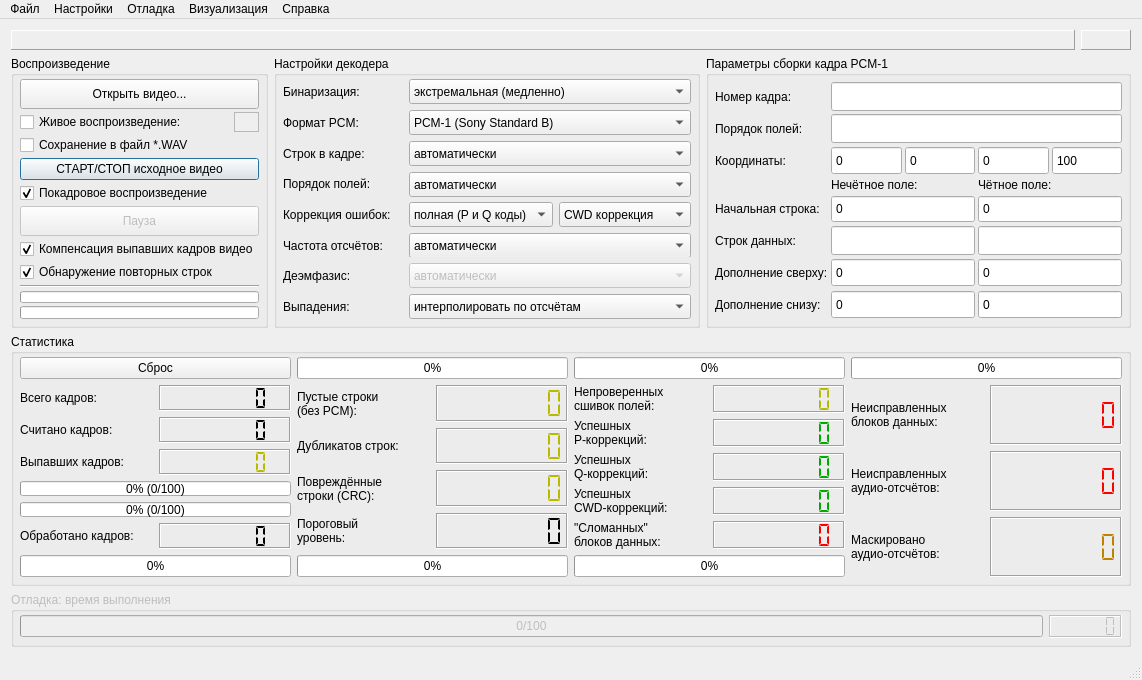
Fagear/SDVPCMdecoder, file mainwindow.ui: the form before one commit.
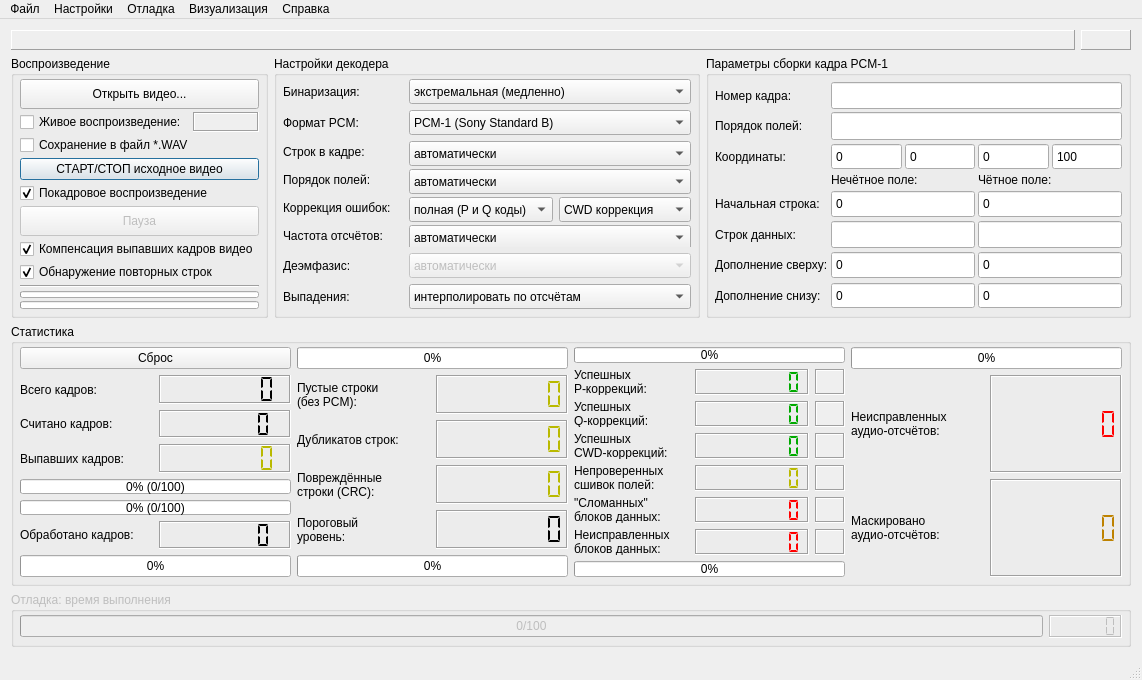
The form after the commit. The open tabs and pages were chosen to show the change. Icons and pictures are not drawn.

Commit message:
Added event indicators in GUI
Added "LEDs" to the main window for events such as corrections, bad blocks, dropouts, etc.

Diff of the .ui file:
```diff
--- a/mainwindow.ui
+++ b/mainwindow.ui
@@ -188,9 +188,9 @@
             </widget>
            </item>
            <item>
-            <widget class="QLabel" name="lblLivePB">
+            <widget class="QLabel" name="indLivePB">
              <property name="sizePolicy">
-              <sizepolicy hsizetype="Fixed" vsizetype="Fixed">
+              <sizepolicy hsizetype="Minimum" vsizetype="Fixed">
                <horstretch>25</horstretch>
                <verstretch>20</verstretch>
               </sizepolicy>
@@ -211,22 +211,13 @@
               <bool>true</bool>
              </property>
              <property name="frameShape">
-              <enum>QFrame::StyledPanel</enum>
+              <enum>QFrame::Box</enum>
              </property>
              <property name="frameShadow">
-              <enum>QFrame::Plain</enum>
-             </property>
-             <property name="lineWidth">
-              <number>2</number>
-             </property>
-             <property name="midLineWidth">
-              <number>2</number>
+              <enum>QFrame::Sunken</enum>
              </property>
              <property name="text">
-              <string/>
-             </property>
-             <property name="alignment">
-              <set>Qt::AlignCenter</set>
+              <string notr="true"/>
              </property>
             </widget>
            </item>
@@ -287,7 +278,7 @@
          <item>
           <widget class="QCheckBox" name="cbxFrameStep">
            <property name="sizePolicy">
-            <sizepolicy hsizetype="Minimum" vsizetype="Minimum">
+            <sizepolicy hsizetype="Minimum" vsizetype="Maximum">
              <horstretch>0</horstretch>
              <verstretch>0</verstretch>
             </sizepolicy>
@@ -2071,7 +2062,7 @@
          <enum>QFrame::Plain</enum>
         </property>
         <property name="currentIndex">
-         <number>3</number>
+         <number>0</number>
         </property>
         <widget class="QWidget" name="pgPCM1Frame">
          <layout class="QVBoxLayout" name="verticalLayout_9">
@@ -5452,16 +5443,112 @@
        </item>
        <item>
         <layout class="QGridLayout" name="gridLayout_9">
-         <item row="1" column="2">
-          <widget class="QLCDNumber" name="lcdBadStitch">
+         <item row="5" column="3">
+          <widget class="QLabel" name="indCWDCorr">
+           <property name="sizePolicy">
+            <sizepolicy hsizetype="Maximum" vsizetype="Minimum">
+             <horstretch>0</horstretch>
+             <verstretch>0</verstretch>
+            </sizepolicy>
+           </property>
+           <property name="minimumSize">
+            <size>
+             <width>30</width>
+             <height>0</height>
+            </size>
+           </property>
+           <property name="maximumSize">
+            <size>
+             <width>30</width>
+             <height>16777215</height>
+            </size>
+           </property>
+           <property name="autoFillBackground">
+            <bool>true</bool>
+           </property>
+           <property name="frameShape">
+            <enum>QFrame::Box</enum>
+           </property>
+           <property name="frameShadow">
+            <enum>QFrame::Sunken</enum>
+           </property>
+          </widget>
+         </item>
+         <item row="4" column="3">
+          <widget class="QLabel" name="indQCorr">
+           <property name="sizePolicy">
+            <sizepolicy hsizetype="Maximum" vsizetype="Minimum">
+             <horstretch>0</horstretch>
+             <verstretch>0</verstretch>
+            </sizepolicy>
+           </property>
+           <property name="minimumSize">
+            <size>
+             <width>30</width>
+             <height>0</height>
+            </size>
+           </property>
+           <property name="maximumSize">
+            <size>
+             <width>30</width>
+             <height>16777215</height>
+            </size>
+           </property>
+           <property name="autoFillBackground">
+            <bool>true</bool>
+           </property>
+           <property name="frameShape">
+            <enum>QFrame::Box</enum>
+           </property>
+           <property name="frameShadow">
+            <enum>QFrame::Sunken</enum>
+           </property>
+           <property name="text">
+            <string notr="true"/>
+           </property>
+          </widget>
+         </item>
+         <item row="7" column="3">
+          <widget class="QLabel" name="indBroken">
+           <property name="sizePolicy">
+            <sizepolicy hsizetype="Maximum" vsizetype="Minimum">
+             <horstretch>0</horstretch>
+             <verstretch>0</verstretch>
+            </sizepolicy>
+           </property>
+           <property name="minimumSize">
+            <size>
+             <width>30</width>
+             <height>0</height>
+            </size>
+           </property>
+           <property name="maximumSize">
+            <size>
+             <width>30</width>
+             <height>16777215</height>
+            </size>
+           </property>
+           <property name="autoFillBackground">
+            <bool>true</bool>
+           </property>
+           <property name="frameShape">
+            <enum>QFrame::Box</enum>
+           </property>
+           <property name="frameShadow">
+            <enum>QFrame::Sunken</enum>
+           </property>
+          </widget>
+         </item>
+         <item row="8" column="2">
+          <widget class="QLCDNumber" name="lcdDropout">
            <property name="palette">
             <palette>
              <active>
               <colorrole role="WindowText">
                <brush brushstyle="SolidPattern">
                 <color alpha="255">
-                 <red>185</red>
-                 <green>185</green>
+                 <red>255</red>
+                 <green>0</green>
                  <blue>0</blue>
                 </color>
                </brush>
@@ -5471,8 +5558,8 @@
               <colorrole role="WindowText">
                <brush brushstyle="SolidPattern">
                 <color alpha="255">
-                 <red>185</red>
-                 <green>185</green>
+                 <red>255</red>
+                 <green>0</green>
                  <blue>0</blue>
                 </color>
                </brush>
@@ -5482,9 +5569,9 @@
               <colorrole role="WindowText">
                <brush brushstyle="SolidPattern">
                 <color alpha="255">
-                 <red>120</red>
-                 <green>120</green>
-                 <blue>120</blue>
+                 <red>210</red>
+                 <green>210</green>
+                 <blue>210</blue>
                 </color>
                </brush>
               </colorrole>
@@ -5492,10 +5579,10 @@
             </palette>
            </property>
            <property name="toolTip">
-            <string>Число сшивок полей, на которых не удалось проверить корректность сборки блоков данных</string>
+            <string>Число блоков данных, которые невозможно восстановить кодами P и Q</string>
            </property>
            <property name="statusTip">
-            <string>Число сшивок полей, на которых не удалось проверить корректность сборки блоков данных</string>
+            <string>Число блоков данных, которые невозможно восстановить кодами P и Q</string>
            </property>
            <property name="frameShadow">
             <enum>QFrame::Sunken</enum>
@@ -5508,6 +5595,25 @@
            </property>
           </widget>
          </item>
+         <item row="9" column="1" colspan="3">
+          <widget class="QProgressBar" name="pgrDeintTime">
+           <property name="sizePolicy">
+            <sizepolicy hsizetype="Minimum" vsizetype="Maximum">
+             <horstretch>0</horstretch>
+             <verstretch>0</verstretch>
+            </sizepolicy>
+           </property>
+           <property name="value">
+            <number>0</number>
+           </property>
+           <property name="alignment">
+            <set>Qt::AlignCenter</set>
+           </property>
+           <property name="format">
+            <string notr="true">%p%</string>
+           </property>
+          </widget>
+         </item>
          <item row="3" column="2">
           <widget class="QLCDNumber" name="lcdPCorr">
            <property name="palette">
@@ -5564,11 +5670,8 @@
            </property>
           </widget>
          </item>
-         <item row="4" column="2">
-          <widget class="QLCDNumber" name="lcdQCorr">
-           <property name="enabled">
-            <bool>true</bool>
-           </property>
+         <item row="5" column="2">
+          <widget class="QLCDNumber" name="lcdCWDCorr">
            <property name="palette">
             <palette>
              <active>
@@ -5597,9 +5700,9 @@
               <colorrole role="WindowText">
                <brush brushstyle="SolidPattern">
                 <color alpha="255">
-                 <red>210</red>
-                 <green>210</green>
-                 <blue>210</blue>
+                 <red>120</red>
+                 <green>120</green>
+                 <blue>120</blue>
                 </color>
                </brush>
               </colorrole>
@@ -5607,10 +5710,10 @@
             </palette>
            </property>
            <property name="toolTip">
-            <string>Число блоков данных, в которых успешно исправлена двойная ошибка</string>
+            <string>Число блоков данных, в которых успешно исправлены ошибки с помощью Cross-Word Decoding</string>
            </property>
            <property name="statusTip">
-            <string>Число блоков данных, в которых успешно исправлена двойная ошибка</string>
+            <string>Число блоков данных, в которых успешно исправлены ошибки с помощью Cross-Word Decoding</string>
            </property>
            <property name="frameShadow">
             <enum>QFrame::Sunken</enum>
@@ -5623,90 +5726,6 @@
            </property>
           </widget>
          </item>
-         <item row="6" column="2">
-          <widget class="QLCDNumber" name="lcdBroken">
-           <property name="palette">
-            <palette>
-             <active>
-              <colorrole role="WindowText">
-               <brush brushstyle="SolidPattern">
-                <color alpha="255">
-                 <red>255</red>
-                 <green>0</green>
-                 <blue>0</blue>
-                </color>
-               </brush>
-              </colorrole>
-             </active>
-             <inactive>
-              <colorrole role="WindowText">
-               <brush brushstyle="SolidPattern">
-                <color alpha="255">
-                 <red>255</red>
-                 <green>0</green>
-                 <blue>0</blue>
-                </color>
-               </brush>
-              </colorrole>
-             </inactive>
-             <disabled>
-              <colorrole role="WindowText">
-               <brush brushstyle="SolidPattern">
-                <color alpha="255">
-                 <red>210</red>
-                 <green>210</green>
-                 <blue>210</blue>
-                </color>
-               </brush>
-              </colorrole>
-             </disabled>
-            </palette>
-           </property>
-           <property name="toolTip">
-            <string>Число блоков данных, не имеющих ошибок по CRC, но не прошедшие проверку по P и Q словам</string>
-           </property>
-           <property name="statusTip">
-            <string>Число блоков данных, не имеющих ошибок по CRC, но не прошедшие проверку по P и Q словам</string>
-           </property>
-           <property name="frameShadow">
-            <enum>QFrame::Sunken</enum>
-           </property>
-           <property name="digitCount">
-            <number>8</number>
-           </property>
-           <property name="segmentStyle">
-            <enum>QLCDNumber::Flat</enum>
-           </property>
-          </widget>
-         </item>
-         <item row="1" column="1">
-          <widget class="QLabel" name="lblBadStitch">
-           <property name="toolTip">
-            <string>Число сшивок полей, на которых не удалось проверить корректность сборки блоков данных</string>
-           </property>
-           <property name="statusTip">
-            <string>Число сшивок полей, на которых не удалось проверить корректность сборки блоков данных</string>
-           </property>
-           <property name="text">
-            <string>Непроверенных
-сшивок полей:</string>
-           </property>
-          </widget>
-         </item>
-         <item row="3" column="1">
-          <widget class="QLabel" name="lblPCorr">
-           <property name="toolTip">
-            <string>Число блоков данных, в которых успешно исправлена одиночная ошибка</string>
-           </property>
-           <property name="statusTip">
-            <string>Число блоков данных, в которых успешно исправлена одиночная ошибка</string>
-           </property>
-           <property name="text">
-            <string>Успешных
-P-коррекций:</string>
-           </property>
-          </widget>
-         </item>
          <item row="4" column="1">
           <widget class="QLabel" name="lblQCorr">
            <property name="toolTip">
@@ -5721,24 +5740,7 @@
            </property>
           </widget>
          </item>
-         <item row="6" column="1">
-          <widget class="QLabel" name="lblBroken">
-           <property name="toolTip">
-            <string>Число блоков данных, не имеющих ошибок по CRC, но не прошедшие проверку по P и Q словам</string>
-           </property>
-           <property name="statusTip">
-            <string>Число блоков данных, не имеющих ошибок по CRC, но не прошедшие проверку по P и Q словам</string>
-           </property>
-           <property name="text">
-            <string>&quot;Сломанных&quot;
-блоков данных:</string>
-           </property>
-           <property name="wordWrap">
-            <bool>true</bool>
-           </property>
-          </widget>
-         </item>
-         <item row="0" column="1" colspan="2">
+         <item row="0" column="1" colspan="3">
           <widget class="QProgressBar" name="pgrLineBuf">
            <property name="sizePolicy">
             <sizepolicy hsizetype="Minimum" vsizetype="Maximum">
@@ -5763,81 +5765,6 @@
            </property>
           </widget>
          </item>
-         <item row="7" column="1" colspan="2">
-          <widget class="QProgressBar" name="pgrDeintTime">
-           <property name="sizePolicy">
-            <sizepolicy hsizetype="Minimum" vsizetype="Maximum">
-             <horstretch>0</horstretch>
-             <verstretch>0</verstretch>
-            </sizepolicy>
-           </property>
-           <property name="value">
-            <number>0</number>
-           </property>
-           <property name="alignment">
-            <set>Qt::AlignCenter</set>
-           </property>
-           <property name="format">
-            <string notr="true">%p%</string>
-           </property>
-          </widget>
-         </item>
-         <item row="5" column="2">
-          <widget class="QLCDNumber" name="lcdCWDCorr">
-           <property name="palette">
-            <palette>
-             <active>
-              <colorrole role="WindowText">
-               <brush brushstyle="SolidPattern">
-                <color alpha="255">
-                 <red>0</red>
-                 <green>170</green>
-                 <blue>0</blue>
-                </color>
-               </brush>
-              </colorrole>
-             </active>
-             <inactive>
-              <colorrole role="WindowText">
-               <brush brushstyle="SolidPattern">
-                <color alpha="255">
-                 <red>0</red>
-                 <green>170</green>
-                 <blue>0</blue>
-                </color>
-               </brush>
-              </colorrole>
-             </inactive>
-             <disabled>
-              <colorrole role="WindowText">
-               <brush brushstyle="SolidPattern">
-                <color alpha="255">
-                 <red>120</red>
-                 <green>120</green>
-                 <blue>120</blue>
-                </color>
-               </brush>
-              </colorrole>
-             </disabled>
-            </palette>
-           </property>
-           <property name="toolTip">
-            <string>Число блоков данных, в которых успешно исправлены ошибки с помощью Cross-Word Decoding</string>
-           </property>
-           <property name="statusTip">
-            <string>Число блоков данных, в которых успешно исправлены ошибки с помощью Cross-Word Decoding</string>
-           </property>
-           <property name="frameShadow">
-            <enum>QFrame::Sunken</enum>
-           </property>
-           <property name="digitCount">
-            <number>8</number>
-           </property>
-           <property name="segmentStyle">
-            <enum>QLCDNumber::Flat</enum>
-           </property>
-          </widget>
-         </item>
          <item row="5" column="1">
           <widget class="QLabel" name="lblCWDCorr">
            <property name="toolTip">
@@ -5852,68 +5779,353 @@
            </property>
           </widget>
          </item>
+         <item row="8" column="1">
+          <widget class="QLabel" name="lblDropout">
+           <property name="toolTip">
+            <string>Число блоков данных, которые невозможно восстановить кодами P и Q</string>
+           </property>
+           <property name="statusTip">
+            <string>Число блоков данных, которые невозможно восстановить кодами P и Q</string>
+           </property>
+           <property name="text">
+            <string>Неисправленных
+блоков данных:</string>
+           </property>
+           <property name="wordWrap">
+            <bool>true</bool>
+           </property>
+          </widget>
+         </item>
+         <item row="8" column="3">
+          <widget class="QLabel" name="indDropout">
+           <property name="sizePolicy">
+            <sizepolicy hsizetype="Maximum" vsizetype="Minimum">
+             <horstretch>0</horstretch>
+             <verstretch>0</verstretch>
+            </sizepolicy>
+           </property>
+           <property name="minimumSize">
+            <size>
+             <width>30</width>
+             <height>0</height>
+            </size>
+           </property>
+           <property name="maximumSize">
+            <size>
+             <width>30</width>
+             <height>16777215</height>
+            </size>
+           </property>
+           <property name="autoFillBackground">
+            <bool>true</bool>
+           </property>
+           <property name="frameShape">
+            <enum>QFrame::Box</enum>
+           </property>
+           <property name="frameShadow">
+            <enum>QFrame::Sunken</enum>
+           </property>
+           <property name="text">
+            <string notr="true"/>
+           </property>
+          </widget>
+         </item>
+         <item row="3" column="1">
+          <widget class="QLabel" name="lblPCorr">
+           <property name="toolTip">
+            <string>Число блоков данных, в которых успешно исправлена одиночная ошибка</string>
+           </property>
+           <property name="statusTip">
+            <string>Число блоков данных, в которых успешно исправлена одиночная ошибка</string>
+           </property>
+           <property name="text">
+            <string>Успешных
+P-коррекций:</string>
+           </property>
+          </widget>
+         </item>
+         <item row="7" column="1">
+          <widget class="QLabel" name="lblBroken">
+           <property name="toolTip">
+            <string>Число блоков данных, не имеющих ошибок по CRC, но не прошедшие проверку по P и Q словам</string>
+           </property>
+           <property name="statusTip">
+            <string>Число блоков данных, не имеющих ошибок по CRC, но не прошедшие проверку по P и Q словам</string>
+           </property>
+           <property name="text">
+            <string>&quot;Сломанных&quot;
+блоков данных:</string>
+           </property>
+           <property name="wordWrap">
+            <bool>true</bool>
+           </property>
+          </widget>
+         </item>
+         <item row="3" column="3">
+          <widget class="QLabel" name="indPCorr">
+           <property name="sizePolicy">
+            <sizepolicy hsizetype="Maximum" vsizetype="Minimum">
+             <horstretch>0</horstretch>
+             <verstretch>0</verstretch>
+            </sizepolicy>
+           </property>
+           <property name="minimumSize">
+            <size>
+             <width>30</width>
+             <height>0</height>
+            </size>
+           </property>
+           <property name="maximumSize">
+            <size>
+             <width>30</width>
+             <height>16777215</height>
+            </size>
+           </property>
+           <property name="autoFillBackground">
+            <bool>true</bool>
+           </property>
+           <property name="frameShape">
+            <enum>QFrame::Box</enum>
+           </property>
+           <property name="frameShadow">
+            <enum>QFrame::Sunken</enum>
+           </property>
+           <property name="text">
+            <string notr="true"/>
+           </property>
+          </widget>
+         </item>
+         <item row="7" column="2">
+          <widget class="QLCDNumber" name="lcdBroken">
+           <property name="palette">
+            <palette>
+             <active>
+              <colorrole role="WindowText">
+               <brush brushstyle="SolidPattern">
+                <color alpha="255">
+                 <red>255</red>
+                 <green>0</green>
+                 <blue>0</blue>
+                </color>
+               </brush>
+              </colorrole>
+             </active>
+             <inactive>
+              <colorrole role="WindowText">
+               <brush brushstyle="SolidPattern">
+                <color alpha="255">
+                 <red>255</red>
+                 <green>0</green>
+                 <blue>0</blue>
+                </color>
+               </brush>
+              </colorrole>
+             </inactive>
+             <disabled>
+              <colorrole role="WindowText">
+               <brush brushstyle="SolidPattern">
+                <color alpha="255">
+                 <red>210</red>
+                 <green>210</green>
+                 <blue>210</blue>
+                </color>
+               </brush>
+              </colorrole>
+             </disabled>
+            </palette>
+           </property>
+           <property name="toolTip">
+            <string>Число блоков данных, не имеющих ошибок по CRC, но не прошедшие проверку по P и Q словам</string>
+           </property>
+           <property name="statusTip">
+            <string>Число блоков данных, не имеющих ошибок по CRC, но не прошедшие проверку по P и Q словам</string>
+           </property>
+           <property name="frameShadow">
+            <enum>QFrame::Sunken</enum>
+           </property>
+           <property name="digitCount">
+            <number>8</number>
+           </property>
+           <property name="segmentStyle">
+            <enum>QLCDNumber::Flat</enum>
+           </property>
+          </widget>
+         </item>
+         <item row="4" column="2">
+          <widget class="QLCDNumber" name="lcdQCorr">
+           <property name="enabled">
+            <bool>true</bool>
+           </property>
+           <property name="palette">
+            <palette>
+             <active>
+              <colorrole role="WindowText">
+               <brush brushstyle="SolidPattern">
+                <color alpha="255">
+                 <red>0</red>
+                 <green>170</green>
+                 <blue>0</blue>
+                </color>
+               </brush>
+              </colorrole>
+             </active>
+             <inactive>
+              <colorrole role="WindowText">
+               <brush brushstyle="SolidPattern">
+                <color alpha="255">
+                 <red>0</red>
+                 <green>170</green>
+                 <blue>0</blue>
+                </color>
+               </brush>
+              </colorrole>
+             </inactive>
+             <disabled>
+              <colorrole role="WindowText">
+               <brush brushstyle="SolidPattern">
+                <color alpha="255">
+                 <red>210</red>
+                 <green>210</green>
+                 <blue>210</blue>
+                </color>
+               </brush>
+              </colorrole>
+             </disabled>
+            </palette>
+           </property>
+           <property name="toolTip">
+            <string>Число блоков данных, в которых успешно исправлена двойная ошибка</string>
+           </property>
+           <property name="statusTip">
+            <string>Число блоков данных, в которых успешно исправлена двойная ошибка</string>
+           </property>
+           <property name="frameShadow">
+            <enum>QFrame::Sunken</enum>
+           </property>
+           <property name="digitCount">
+            <number>8</number>
+           </property>
+           <property name="segmentStyle">
+            <enum>QLCDNumber::Flat</enum>
+           </property>
+          </widget>
+         </item>
+         <item row="6" column="1">
+          <widget class="QLabel" name="lblBadStitch">
+           <property name="toolTip">
+            <string>Число сшивок полей, на которых не удалось проверить корректность сборки блоков данных</string>
+           </property>
+           <property name="statusTip">
+            <string>Число сшивок полей, на которых не удалось проверить корректность сборки блоков данных</string>
+           </property>
+           <property name="text">
+            <string>Непроверенных
+сшивок полей:</string>
+           </property>
+          </widget>
+         </item>
+         <item row="6" column="2">
+          <widget class="QLCDNumber" name="lcdBadStitch">
+           <property name="palette">
+            <palette>
+             <active>
+              <colorrole role="WindowText">
+               <brush brushstyle="SolidPattern">
+                <color alpha="255">
+                 <red>185</red>
+                 <green>185</green>
+                 <blue>0</blue>
+                </color>
+               </brush>
+              </colorrole>
+             </active>
+             <inactive>
+              <colorrole role="WindowText">
+               <brush brushstyle="SolidPattern">
+                <color alpha="255">
+                 <red>185</red>
+                 <green>185</green>
+                 <blue>0</blue>
+                </color>
+               </brush>
+              </colorrole>
+             </inactive>
+             <disabled>
+              <colorrole role="WindowText">
+               <brush brushstyle="SolidPattern">
+                <color alpha="255">
+                 <red>120</red>
+                 <green>120</green>
+                 <blue>120</blue>
+                </color>
+               </brush>
+              </colorrole>
+             </disabled>
+            </palette>
+           </property>
+           <property name="toolTip">
+            <string>Число сшивок полей, на которых не удалось проверить корректность сборки блоков данных</string>
+           </property>
+           <property name="statusTip">
+            <string>Число сшивок полей, на которых не удалось проверить корректность сборки блоков данных</string>
+           </property>
+           <property name="frameShadow">
+            <enum>QFrame::Sunken</enum>
+           </property>
+           <property name="digitCount">
+            <number>8</number>
+           </property>
+           <property name="segmentStyle">
+            <enum>QLCDNumber::Flat</enum>
+           </property>
+          </widget>
+         </item>
+         <item row="6" column="3">
+          <widget class="QLabel" name="indBadStitch">
+           <property name="sizePolicy">
+            <sizepolicy hsizetype="Maximum" vsizetype="Minimum">
+             <horstretch>0</horstretch>
+             <verstretch>0</verstretch>
+            </sizepolicy>
+           </property>
+           <property name="minimumSize">
+            <size>
+             <width>30</width>
+             <height>0</height>
+            </size>
+           </property>
+           <property name="maximumSize">
+            <size>
+             <width>30</width>
+             <height>16777215</height>
+            </size>
+           </property>
+           <property name="autoFillBackground">
+            <bool>true</bool>
+           </property>
+           <property name="frameShape">
+            <enum>QFrame::Box</enum>
+           </property>
+           <property name="frameShadow">
+            <enum>QFrame::Sunken</enum>
+           </property>
+           <property name="text">
+            <string notr="true"/>
+           </property>
+          </widget>
+         </item>
         </layout>
        </item>
        <item>
         <layout class="QGridLayout" name="gridLayout_10">
-         <item row="1" column="1">
-          <widget class="QLCDNumber" name="lcdDropout">
-           <property name="palette">
-            <palette>
-             <active>
-              <colorrole role="WindowText">
-               <brush brushstyle="SolidPattern">
-                <color alpha="255">
-                 <red>255</red>
-                 <green>0</green>
-                 <blue>0</blue>
-                </color>
-               </brush>
-              </colorrole>
-             </active>
-             <inactive>
-              <colorrole role="WindowText">
-               <brush brushstyle="SolidPattern">
-                <color alpha="255">
-                 <red>255</red>
-                 <green>0</green>
-                 <blue>0</blue>
-                </color>
-               </brush>
-              </colorrole>
-             </inactive>
-             <disabled>
-              <colorrole role="WindowText">
-               <brush brushstyle="SolidPattern">
-                <color alpha="255">
-                 <red>210</red>
-                 <green>210</green>
-                 <blue>210</blue>
-                </color>
-               </brush>
-              </colorrole>
-             </disabled>
-            </palette>
-           </property>
-           <property name="toolTip">
-            <string>Число блоков данных, которые невозможно восстановить кодами P и Q</string>
-           </property>
-           <property name="statusTip">
-            <string>Число блоков данных, которые невозможно восстановить кодами P и Q</string>
-           </property>
-           <property name="frameShadow">
-            <enum>QFrame::Sunken</enum>
-           </property>
-           <property name="digitCount">
-            <number>8</number>
-           </property>
-           <property name="segmentStyle">
-            <enum>QLCDNumber::Flat</enum>
-           </property>
-          </widget>
-         </item>
          <item row="2" column="1">
           <widget class="QLCDNumber" name="lcdSampleDrops">
+           <property name="sizePolicy">
+            <sizepolicy hsizetype="Minimum" vsizetype="Preferred">
+             <horstretch>0</horstretch>
+             <verstretch>0</verstretch>
+            </sizepolicy>
+           </property>
            <property name="palette">
             <palette>
              <active>
@@ -5968,23 +6180,6 @@
            </property>
           </widget>
          </item>
-         <item row="1" column="0">
-          <widget class="QLabel" name="lblDropout">
-           <property name="toolTip">
-            <string>Число блоков данных, которые невозможно восстановить кодами P и Q</string>
-           </property>
-           <property name="statusTip">
-            <string>Число блоков данных, которые невозможно восстановить кодами P и Q</string>
-           </property>
-           <property name="text">
-            <string>Неисправленных
-блоков данных:</string>
-           </property>
-           <property name="wordWrap">
-            <bool>true</bool>
-           </property>
-          </widget>
-         </item>
          <item row="2" column="0">
           <widget class="QLabel" name="lblSampleDrops">
            <property name="toolTip">
@@ -6049,6 +6244,12 @@
            <property name="enabled">
             <bool>true</bool>
            </property>
+           <property name="sizePolicy">
+            <sizepolicy hsizetype="Minimum" vsizetype="Preferred">
+             <horstretch>0</horstretch>
+             <verstretch>0</verstretch>
+            </sizepolicy>
+           </property>
            <property name="palette">
             <palette>
              <active>
```
The commit also changes 3 other files.
